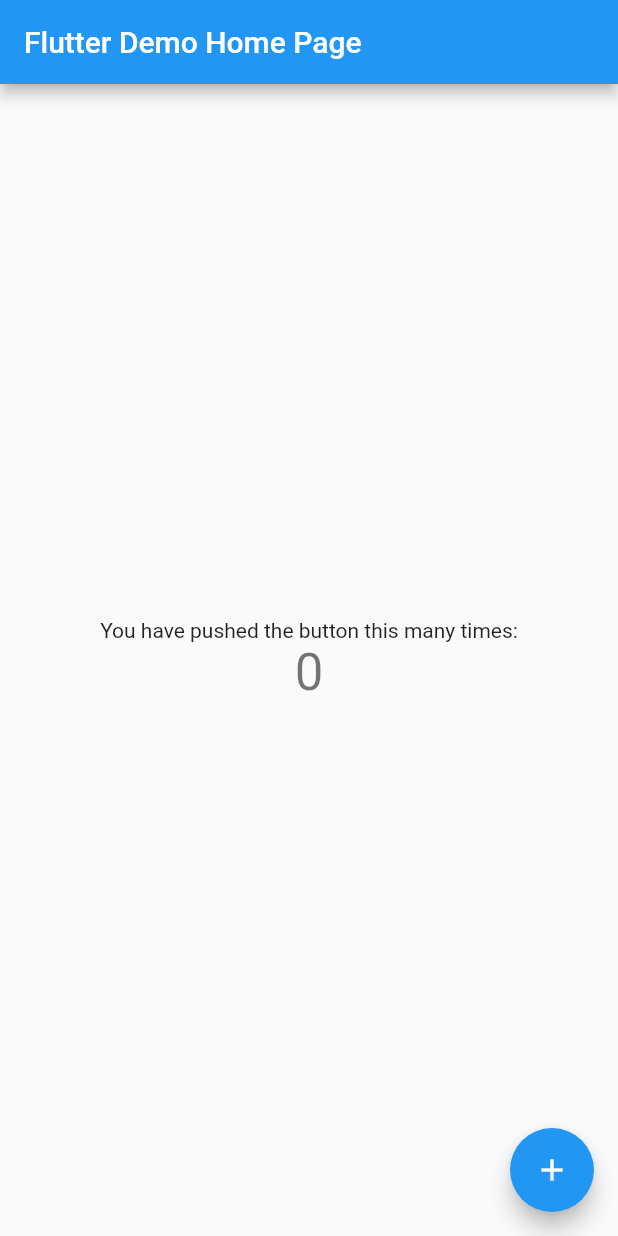
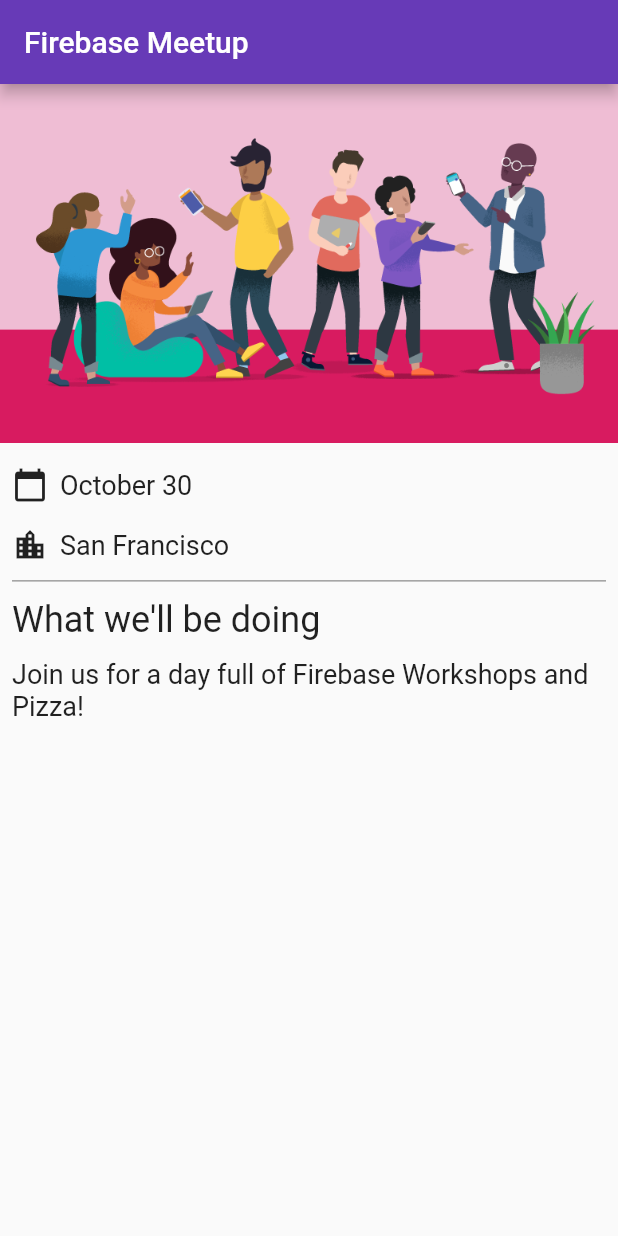
Before and after one commit to SilviaNurMahmudah/flutter-firebase-firestore, a Flutter app: the screen it shows after launch, on a phone screen of 412 x 824 dp. Run offline on Flutter 3.47's test engine with Material 2 defaults, Android fonts, the light colour scheme and no system bars; our stand-ins replace google_fonts.

Commit message:
mendapatkan kode sampel

```diff
--- a/lib/main.dart
+++ b/lib/main.dart
@@ -1,115 +1,61 @@
 import 'package:flutter/material.dart';
+import 'package:google_fonts/google_fonts.dart';
+import 'src/widgets.dart';
 
 void main() {
-  runApp(const MyApp());
+  runApp(const App());
 }
 
-class MyApp extends StatelessWidget {
-  const MyApp({super.key});
+class App extends StatelessWidget {
+  const App({super.key});
 
-  // This widget is the root of your application.
   @override
   Widget build(BuildContext context) {
     return MaterialApp(
-      title: 'Flutter Demo',
+      title: 'Firebase Meetup',
       theme: ThemeData(
-        // This is the theme of your application.
-        //
-        // Try running your application with "flutter run". You'll see the
-        // application has a blue toolbar. Then, without quitting the app, try
-        // changing the primarySwatch below to Colors.green and then invoke
-        // "hot reload" (press "r" in the console where you ran "flutter run",
-        // or simply save your changes to "hot reload" in a Flutter IDE).
-        // Notice that the counter didn't reset back to zero; the application
-        // is not restarted.
-        primarySwatch: Colors.blue,
+        buttonTheme: Theme.of(context).buttonTheme.copyWith(
+              highlightColor: Colors.deepPurple,
+            ),
+        primarySwatch: Colors.deepPurple,
+        textTheme: GoogleFonts.robotoTextTheme(
+          Theme.of(context).textTheme,
+        ),
+        visualDensity: VisualDensity.adaptivePlatformDensity,
       ),
-      home: const MyHomePage(title: 'Flutter Demo Home Page'),
+      home: const HomePage(),
     );
   }
 }
 
-class MyHomePage extends StatefulWidget {
-  const MyHomePage({super.key, required this.title});
-
-  // This widget is the home page of your application. It is stateful, meaning
-  // that it has a State object (defined below) that contains fields that affect
-  // how it looks.
-
-  // This class is the configuration for the state. It holds the values (in this
-  // case the title) provided by the parent (in this case the App widget) and
-  // used by the build method of the State. Fields in a Widget subclass are
-  // always marked "final".
-
-  final String title;
-
-  @override
-  State<MyHomePage> createState() => _MyHomePageState();
-}
-
-class _MyHomePageState extends State<MyHomePage> {
-  int _counter = 0;
-
-  void _incrementCounter() {
-    setState(() {
-      // This call to setState tells the Flutter framework that something has
-      // changed in this State, which causes it to rerun the build method below
-      // so that the display can reflect the updated values. If we changed
-      // _counter without calling setState(), then the build method would not be
-      // called again, and so nothing would appear to happen.
-      _counter++;
-    });
-  }
+class HomePage extends StatelessWidget {
+  const HomePage({super.key});
 
   @override
   Widget build(BuildContext context) {
-    // This method is rerun every time setState is called, for instance as done
-    // by the _incrementCounter method above.
-    //
-    // The Flutter framework has been optimized to make rerunning build methods
-    // fast, so that you can just rebuild anything that needs updating rather
-    // than having to individually change instances of widgets.
     return Scaffold(
       appBar: AppBar(
-        // Here we take the value from the MyHomePage object that was created by
-        // the App.build method, and use it to set our appbar title.
-        title: Text(widget.title),
+        title: const Text('Firebase Meetup'),
       ),
-      body: Center(
-        // Center is a layout widget. It takes a single child and positions it
-        // in the middle of the parent.
-        child: Column(
-          // Column is also a layout widget. It takes a list of children and
-          // arranges them vertically. By default, it sizes itself to fit its
-          // children horizontally, and tries to be as tall as its parent.
-          //
-          // Invoke "debug painting" (press "p" in the console, choose the
-          // "Toggle Debug Paint" action from the Flutter Inspector in Android
-          // Studio, or the "Toggle Debug Paint" command in Visual Studio Code)
-          // to see the wireframe for each widget.
-          //
-          // Column has various properties to control how it sizes itself and
-          // how it positions its children. Here we use mainAxisAlignment to
-          // center the children vertically; the main axis here is the vertical
-          // axis because Columns are vertical (the cross axis would be
-          // horizontal).
-          mainAxisAlignment: MainAxisAlignment.center,
-          children: <Widget>[
-            const Text(
-              'You have pushed the button this many times:',
-            ),
-            Text(
-              '$_counter',
-              style: Theme.of(context).textTheme.headline4,
-            ),
-          ],
-        ),
+      body: ListView(
+        children: <Widget>[
+          Image.asset('assets/codelab.png'),
+          const SizedBox(height: 8),
+          const IconAndDetail(Icons.calendar_today, 'October 30'),
+          const IconAndDetail(Icons.location_city, 'San Francisco'),
+          const Divider(
+            height: 8,
+            thickness: 1,
+            indent: 8,
+            endIndent: 8,
+            color: Colors.grey,
+          ),
+          const Header("What we'll be doing"),
+          const Paragraph(
+            'Join us for a day full of Firebase Workshops and Pizza!',
+          ),
+        ],
       ),
-      floatingActionButton: FloatingActionButton(
-        onPressed: _incrementCounter,
-        tooltip: 'Increment',
-        child: const Icon(Icons.add),
-      ), // This trailing comma makes auto-formatting nicer for build methods.
     );
   }
 }
--- /dev/null
+++ b/lib/src/widgets.dart
@@ -0,0 +1,63 @@
+import 'package:flutter/material.dart';
+
+class Header extends StatelessWidget {
+  const Header(this.heading, {super.key});
+  final String heading;
+
+  @override
+  Widget build(BuildContext context) => Padding(
+        padding: const EdgeInsets.all(8.0),
+        child: Text(
+          heading,
+          style: const TextStyle(fontSize: 24),
+        ),
+      );
+}
+
+class Paragraph extends StatelessWidget {
+  const Paragraph(this.content, {super.key});
+  final String content;
+  @override
+  Widget build(BuildContext context) => Padding(
+        padding: const EdgeInsets.symmetric(horizontal: 8, vertical: 4),
+        child: Text(
+          content,
+          style: const TextStyle(fontSize: 18),
+        ),
+      );
+}
+
+class IconAndDetail extends StatelessWidget {
+  const IconAndDetail(this.icon, this.detail, {super.key});
+  final IconData icon;
+  final String detail;
+
+  @override
+  Widget build(BuildContext context) => Padding(
+        padding: const EdgeInsets.all(8.0),
+        child: Row(
+          children: [
+            Icon(icon),
+            const SizedBox(width: 8),
+            Text(
+              detail,
+              style: const TextStyle(fontSize: 18),
+            )
+          ],
+        ),
+      );
+}
+
+class StyledButton extends StatelessWidget {
+  const StyledButton({required this.child, required this.onPressed, super.key});
+  final Widget child;
+  final void Function() onPressed;
+
+  @override
+  Widget build(BuildContext context) => OutlinedButton(
+        style: OutlinedButton.styleFrom(
+            side: const BorderSide(color: Colors.deepPurple)),
+        onPressed: onPressed,
+        child: child,
+      );
+}
--- a/pubspec.yaml
+++ b/pubspec.yaml
@@ -36,6 +36,7 @@
   # The following adds the Cupertino Icons font to your application.
   # Use with the CupertinoIcons class for iOS style icons.
   cupertino_icons: ^1.0.2
+  google_fonts: ^3.0.1
 
 dev_dependencies:
   flutter_test:
@@ -58,6 +59,8 @@
   # included with your application, so that you can use the icons in
   # the material Icons class.
   uses-material-design: true
+  assets:
+  - assets/codelab.png
 
   # To add assets to your application, add an assets section, like this:
   # assets:
```
Also changed, not shown: lib/src/authentication.dart (added, +432 -0 lines), assets/codelab.png (added), pubspec.lock, 3 other files.
